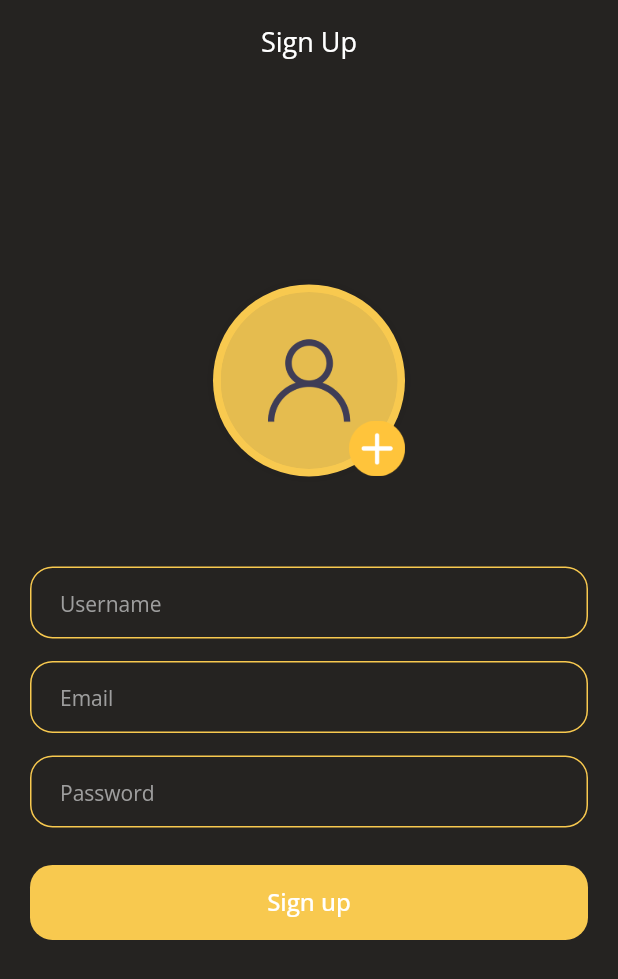
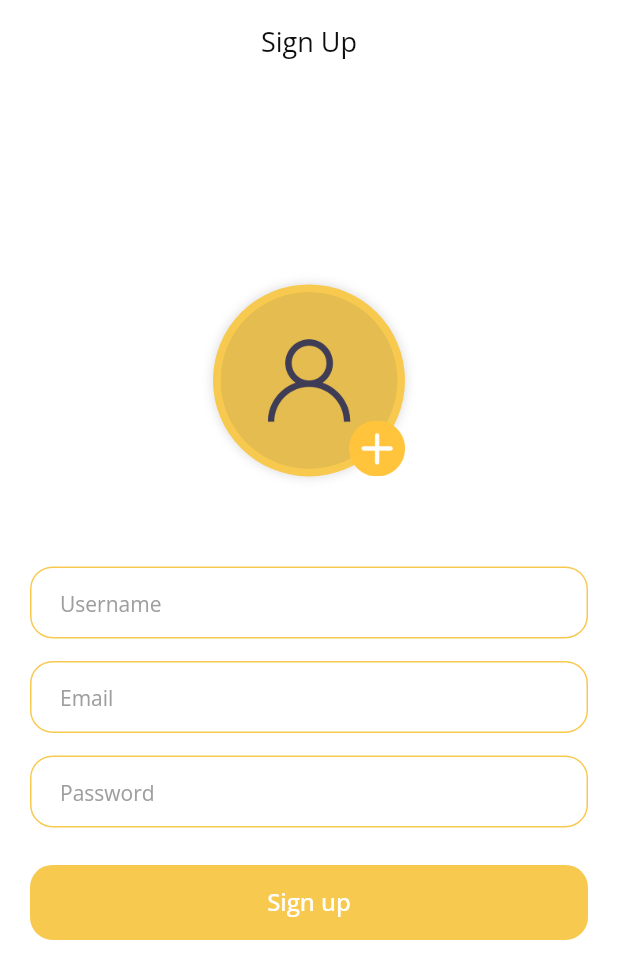
Before and after one commit to waqadArshad/cryptopoints, a Flutter app: the screen it shows after launch, on a phone screen of 412 x 824 dp. Shown: the top 979 px of the screen. Run offline on Flutter 3.47's test engine with Material 2 defaults, Android fonts, the phone set to English and light mode, and no system bars; our stand-ins replace dropdown_button2, google_fonts, image_picker, syncfusion_flutter_charts, toggle_switch; missing offline and left inert: syncfusion_localizations.

Commit message:
working on light & dark theme
Took 1 hour 49 minutes

```diff
--- a/lib/provider/theme_provider.dart
+++ b/lib/provider/theme_provider.dart
@@ -2,8 +2,7 @@ import 'package:flutter/cupertino.dart';
 
 class ThemeChanger extends ChangeNotifier {
   //
-  bool? darkTheme=true;
-
+  bool? darkTheme = false;
 
   // changeTheme() {
   //   darkTheme = true;
--- a/lib/screens/user/bottom_nav_bar/bottom_navigation_bar.dart
+++ b/lib/screens/user/bottom_nav_bar/bottom_navigation_bar.dart
@@ -143,6 +143,7 @@ class _BottomNavBarState extends State<BottomNavBar> {
                         MyText(
                           text: "Settings",
                           paddingLeft: 10,
+
                         )
                       ],
                     ),
--- a/lib/screens/user/login_signup_forgot/sign_up.dart
+++ b/lib/screens/user/login_signup_forgot/sign_up.dart
@@ -21,7 +21,7 @@ class SignUp extends StatelessWidget {
     Size size = MediaQuery.of(context).size;
     return Scaffold(
       appBar: AppBar(
-        backgroundColor: darkGreyColor,
+        // backgroundColor: darkGreyColor,
         elevation: 0,
         bottomOpacity: 0,
         centerTitle: true,
@@ -42,12 +42,13 @@ class SignUp extends StatelessWidget {
         // ),
         title: MyText(
           text: 'Sign Up',
-          size: 18,
-          color: whiteColor,
+          style: Theme.of(context).textTheme.headline1,
+          // size: 18,
+          // color: ,
         ),
       ),
       body: Container(
-        color: darkGreyColor,
+        // color: darkGreyColor,
         height: size.height,
         width: size.width,
         padding: const EdgeInsets.symmetric(horizontal: 20, vertical: 10),
@@ -122,13 +123,14 @@ class SignUp extends StatelessWidget {
                     // ),
                     leading: Image.asset(
                       Assets.assetsCamera,
-                      color: greyColor,
+                      color: blackColor,
                       height: 35,
                     ),
                     title: MyText(
                       text: 'Camera',
-                      size: 20,
-                      color: greyColor,
+                      style: Theme.of(context).textTheme.headline1,
+                      // size: 20,
+                      // color: greyColor,
                     ),
                   ),
                   ListTile(
@@ -140,12 +142,13 @@ class SignUp extends StatelessWidget {
                     leading: Image.asset(
                       Assets.assetsGallery,
                       height: 35,
-                      color: greyColor,
+                      color: blackColor,
                     ),
                     title: MyText(
                       text: 'Gallery',
-                      size: 20,
-                      color: greyColor,
+                      style: Theme.of(context).textTheme.headline1,
+                      // size: 20,
+                      // color: greyColor,
                     ),
                   ),
                 ],
--- a/lib/theme.dart
+++ b/lib/theme.dart
@@ -1,13 +1,104 @@
+import 'package:cryptopoints/constants/constant_variables.dart';
 import 'package:flutter/material.dart';
+import 'package:google_fonts/google_fonts.dart';
 
 //
 ThemeData lightTheme = ThemeData(
-  brightness: Brightness.light,
-  primarySwatch: Colors.green,
+    brightness: Brightness.light,
+    scaffoldBackgroundColor: whiteColor,
+    primarySwatch: Colors.grey,
+    appBarTheme: const AppBarTheme(backgroundColor: whiteColor, elevation: 0, ),
+    textTheme: TextTheme(
+      headline1: TextStyle(
+        fontSize: 18,
+        color: blackColor,
+        fontWeight: FontWeight.normal,
+        fontFamily: GoogleFonts.openSans().fontFamily,
+      ),
+      headline2: TextStyle(
+        fontSize: 14,
+        color: blackColor,
+        fontWeight: FontWeight.normal,
+        fontFamily: GoogleFonts.openSans().fontFamily,
+      ),
+      // bodyText1: TextStyle()
+    ),
+    fontFamily: GoogleFonts.openSans().fontFamily,
+    inputDecorationTheme: InputDecorationTheme(
+      hintStyle: TextStyle(fontSize: 14, color: greyColor, fontFamily: GoogleFonts.openSans().fontFamily),
+      contentPadding: const EdgeInsets.symmetric(horizontal: 20),
+      enabledBorder: const OutlineInputBorder(
+        borderRadius: BorderRadius.all(Radius.circular(15)),
+        borderSide: BorderSide(
+          color: yellowColor,
+          width: 1.0,
+        ),
+      ),
+      focusedBorder: const OutlineInputBorder(
+        borderRadius: BorderRadius.all(Radius.circular(15)),
+        borderSide: BorderSide(
+          color: yellowColor,
+          width: 1.0,
+        ),
+      ),
+      errorBorder: OutlineInputBorder(
+        borderRadius: const BorderRadius.all(Radius.circular(15)),
+        borderSide: BorderSide(
+          color: redColor,
+          width: 1.0,
+        ),
+      ),
+      focusedErrorBorder: OutlineInputBorder(
+        borderRadius: BorderRadius.circular(15),
+        borderSide: BorderSide(
+          color: redColor,
+          width: 1.0,
+        ),
+      ),
+    ),
+    textSelectionTheme: const TextSelectionThemeData(
+      cursorColor: Colors.black,
+    ),
+
 );
 
 ThemeData darkTheme = ThemeData(
   brightness: Brightness.dark,
   primarySwatch: Colors.red,
+  textSelectionTheme: const TextSelectionThemeData(
+    cursorColor: whiteColor,
+  ),
+  inputDecorationTheme: InputDecorationTheme(
+    hintStyle: TextStyle(fontSize: 14, color: greyColor, fontFamily: GoogleFonts.openSans().fontFamily),
+    contentPadding: const EdgeInsets.symmetric(horizontal: 20),
+    enabledBorder: const OutlineInputBorder(
+      borderRadius: BorderRadius.all(Radius.circular(15)),
+      borderSide: BorderSide(
+        color: yellowColor,
+        width: 1.0,
+      ),
+    ),
+    focusedBorder: const OutlineInputBorder(
+      borderRadius: BorderRadius.all(Radius.circular(15)),
+      borderSide: BorderSide(
+        color: yellowColor,
+        width: 1.0,
+      ),
+    ),
+    errorBorder: OutlineInputBorder(
+      borderRadius: const BorderRadius.all(Radius.circular(15)),
+      borderSide: BorderSide(
+        color: redColor,
+        width: 1.0,
+      ),
+    ),
+    focusedErrorBorder: OutlineInputBorder(
+      borderRadius: BorderRadius.circular(15),
+      borderSide: BorderSide(
+        color: redColor,
+        width: 1.0,
+      ),
+    ),
+  ),
   floatingActionButtonTheme: const FloatingActionButtonThemeData(backgroundColor: Colors.red),
 );
--- a/lib/widgets/my_text.dart
+++ b/lib/widgets/my_text.dart
@@ -12,6 +12,7 @@ class MyText extends StatelessWidget {
   // ignore: prefer_typing_uninitialized_variables
   var maxLines, overFlow;
   VoidCallback? onTap;
+  TextStyle? style;
 
   MyText({
     Key? key,
@@ -31,6 +32,7 @@ class MyText extends StatelessWidget {
     this.paddingLeft = 0,
     this.paddingBottom = 0,
     this.onTap,
+    this.style,
   }) : super(key: key);
 
   @override
@@ -46,7 +48,7 @@ class MyText extends StatelessWidget {
         onTap: onTap,
         child: Text(
           "$text",
-          style: TextStyle(
+          style: style ?? TextStyle(
             fontSize: size,
             color: color,
             fontWeight: weight,
--- a/lib/widgets/my_text_field.dart
+++ b/lib/widgets/my_text_field.dart
@@ -33,46 +33,16 @@ class MyTextField extends StatelessWidget {
       maxLines: maxLines,
       validator: validator,
       keyboardType: textInputType ?? TextInputType.text,
-      cursorColor: cursorColor ?? Colors.white,
+      // cursorColor: cursorColor ?? Colors.white,
       enableSuggestions: enableSuggestions ?? true,
       obscureText: obscureText ?? false,
       textInputAction: textInputAction,
       toolbarOptions: const ToolbarOptions(copy: true, cut: true, paste: true, selectAll: true),
       obscuringCharacter: "*",
-      style: TextStyle(color: whiteColor, fontFamily: GoogleFonts.openSans().fontFamily),
+      // style: TextStyle(color: whiteColor, fontFamily: GoogleFonts.openSans().fontFamily),
       textAlign: TextAlign.start,
       decoration: InputDecoration(
         hintText: hintText,
-        hintStyle: TextStyle(fontSize: 14, color: greyColor, fontFamily: GoogleFonts.openSans().fontFamily),
-        contentPadding: const EdgeInsets.symmetric(horizontal: 20),
-        enabledBorder: const OutlineInputBorder(
-          borderRadius: BorderRadius.all(Radius.circular(15)),
-          borderSide: BorderSide(
-            color: yellowColor,
-            width: 1.0,
-          ),
-        ),
-        focusedBorder: const OutlineInputBorder(
-          borderRadius: BorderRadius.all(Radius.circular(15)),
-          borderSide: BorderSide(
-            color: yellowColor,
-            width: 1.0,
-          ),
-        ),
-        errorBorder: OutlineInputBorder(
-          borderRadius: const BorderRadius.all(Radius.circular(15)),
-          borderSide: BorderSide(
-            color: redColor,
-            width: 1.0,
-          ),
-        ),
-        focusedErrorBorder: OutlineInputBorder(
-          borderRadius: BorderRadius.circular(15),
-          borderSide: BorderSide(
-            color: redColor,
-            width: 1.0,
-          ),
-        ),
       ),
     );
   }
```
Also changed, not shown: lib/screens/user/login_signup_forgot/forgot_password.dart (+5 -4 lines), lib/screens/user/login_signup_forgot/login.dart (+6 -4 lines), lib/screens/user/profile/profile.dart (+12 -9 lines), lib/widgets/edit_bottom_sheet.dart (+4 -3 lines), lib/widgets/editing_text_field.dart (+4 -29 lines).
